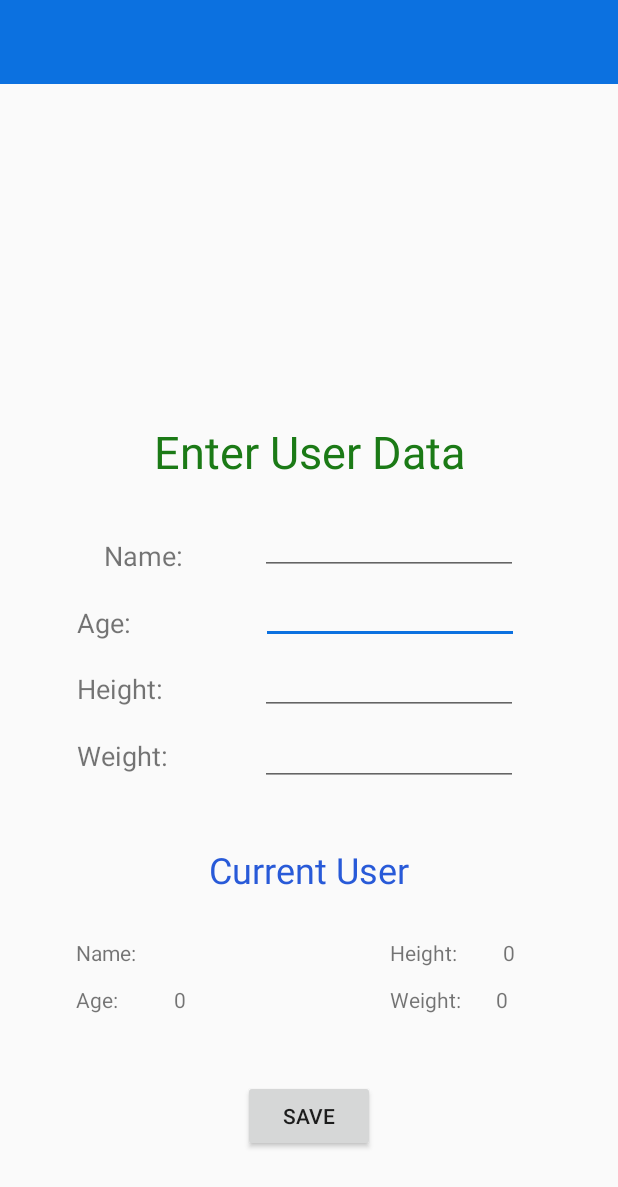
After one commit to NickSkz/BSc_Project, an Android app: the EditUserActivity screen opened directly, with no data from a screen before it, on a phone screen of 412 x 824 dp. The commit adds this screen. Shown: the top 1187 px of the screen. Run offline under Robolectric (Android 15) with nearby library versions, the phone set to English and light mode, and no system bars; network calls fail.

Commit message:
Users added.

```diff
--- a/BiosensorDataAnalyzer/app/src/main/AndroidManifest.xml
+++ b/BiosensorDataAnalyzer/app/src/main/AndroidManifest.xml
@@ -22,7 +22,8 @@
         android:roundIcon="@mipmap/ic_launcher_round"
         android:supportsRtl="true"
         android:theme="@style/AppTheme">
-        <activity android:name=".PressureActivity"></activity>
+        <activity android:name=".EditUserActivity"></activity>
+        <activity android:name=".PressureActivity" />
         <activity android:name=".PulseActivity" />
 
         <service
--- a/BiosensorDataAnalyzer/app/src/main/java/com/example/biosensordataanalyzer/Consts.java
+++ b/BiosensorDataAnalyzer/app/src/main/java/com/example/biosensordataanalyzer/Consts.java
@@ -16,4 +16,6 @@ public class Consts {
     static final public byte[] openLiveDataStream = {(byte)-85, (byte)0, (byte)0, (byte)9, (byte)-63, (byte)123, (byte)0, (byte)64, (byte)5, (byte)0, (byte)6, (byte)0, (byte)4, (byte)0, (byte)1, (byte)5, (byte)2};
     static final public byte[] closeLiveDataStream = {(byte)-85, (byte)0, (byte)0, (byte)9, (byte)1, (byte)42, (byte)0, (byte)65, (byte)5, (byte)0, (byte)6, (byte)0, (byte)4, (byte)0, (byte)0, (byte)5, (byte)2};
     static final public byte[] ackLiveDataStream = {(byte)-85, (byte)16, (byte)0, (byte)0, (byte)0, (byte)0, (byte)0, (byte)-1};
+
+    static final String userFileName = "currentUser.txt";
 }
--- /dev/null
+++ b/BiosensorDataAnalyzer/app/src/main/java/com/example/biosensordataanalyzer/CurrentUser.java
@@ -0,0 +1,36 @@
+package com.example.biosensordataanalyzer;
+
+
+import android.content.Context;
+import android.util.Log;
+
+import java.io.FileInputStream;
+import java.io.FileNotFoundException;
+import java.io.FileOutputStream;
+import java.io.IOException;
+import java.io.ObjectInputStream;
+import java.io.ObjectOutputStream;
+import java.io.Serializable;
+
+public class CurrentUser implements Serializable {
+    public String name;
+    public int age;
+    public int weight;
+    public int height;
+
+    public void save(Context context) throws IOException {
+        FileOutputStream fos = context.openFileOutput(Consts.userFileName, Context.MODE_PRIVATE);
+        ObjectOutputStream os = new ObjectOutputStream(fos);
+        os.writeObject(this);
+        os.close();
+        fos.close();
+    }
+
+    public void load(Context context) throws IOException, ClassNotFoundException {
+        FileInputStream fis = context.openFileInput(Consts.userFileName);
+        ObjectInputStream is = new ObjectInputStream(fis);
+        MainActivity.currentUser = (CurrentUser) is.readObject();
+        is.close();
+        fis.close();
+    }
+}
--- /dev/null
+++ b/BiosensorDataAnalyzer/app/src/main/java/com/example/biosensordataanalyzer/EditUserActivity.java
@@ -0,0 +1,71 @@
+package com.example.biosensordataanalyzer;
+
+import androidx.appcompat.app.AppCompatActivity;
+
+import android.content.Context;
+import android.content.Intent;
+import android.os.Bundle;
+import android.widget.Button;
+import android.widget.EditText;
+import android.widget.TextView;
+
+import org.w3c.dom.Text;
+
+public class EditUserActivity extends AppCompatActivity {
+
+    private Button saveBtn;
+
+    private EditText enterName;
+    private EditText enterAge;
+    private EditText enterHeight;
+    private EditText enterWeight;
+
+    private TextView currentName;
+    private TextView currentAge;
+    private TextView currentHeight;
+    private TextView currentWeight;
+
+    @Override
+    protected void onCreate(Bundle savedInstanceState) {
+        super.onCreate(savedInstanceState);
+        setContentView(R.layout.activity_edit_user);
+
+        enterName = findViewById(R.id.editTextName);
+        enterAge = findViewById(R.id.editTextAge);
+        enterHeight = findViewById(R.id.editTextHeight);
+        enterWeight = findViewById(R.id.editTextWeight);
+
+
+        currentName = findViewById(R.id.curr_name_txt);
+        currentName.setText(MainActivity.currentUser.name);
+
+        currentAge = findViewById(R.id.curr_age_txt);
+        currentAge.setText(String.valueOf(MainActivity.currentUser.age));
+
+        currentHeight = findViewById(R.id.curr_height_txt);
+        currentHeight.setText(String.valueOf(MainActivity.currentUser.height));
+
+        currentWeight = findViewById(R.id.curr_weight_txt);
+        currentWeight.setText(String.valueOf(MainActivity.currentUser.weight));
+
+
+        saveBtn = findViewById(R.id.save_btn);
+        saveBtn.setOnClickListener(view -> {
+            MainActivity.currentUser.name = enterName.getText().toString();
+            MainActivity.currentUser.age = Integer.parseInt(enterAge.getText().toString());
+            MainActivity.currentUser.height = Integer.parseInt(enterHeight.getText().toString());
+            MainActivity.currentUser.weight = Integer.parseInt(enterWeight.getText().toString());
+
+            try{
+                MainActivity.currentUser.save(getApplicationContext());
+            }
+            catch(Exception e){
+                e.printStackTrace();
+            }
+
+            startActivity(new Intent(EditUserActivity.this, MainActivity.class));
+        });
+    }
+
+
+}
--- a/BiosensorDataAnalyzer/app/src/main/java/com/example/biosensordataanalyzer/MainActivity.java
+++ b/BiosensorDataAnalyzer/app/src/main/java/com/example/biosensordataanalyzer/MainActivity.java
@@ -10,23 +10,28 @@ import android.content.Context;
 import android.content.Intent;
 import android.os.Bundle;
 import android.widget.Button;
+import android.widget.TextView;
 import android.widget.Toast;
 
 public class MainActivity extends AppCompatActivity {
 
     private static final String TAG = "MainActivity";
 
+    public static CurrentUser currentUser;
+
     private Toolbar toolbar;
 
     private Button connSettingsBtn;
     private Button pulseBtn;
     private Button pressureBtn;
+    private Button editBtn;
+
+    private TextView mainUserText;
 
     @Override
     protected void onCreate(Bundle savedInstanceState) {
         super.onCreate(savedInstanceState);
         setContentView(R.layout.activity_main);
-
 
         //////////////////////////////////////////////////////////////////////////////////////////////////////////////////
         // Initiate graphical components
@@ -35,16 +40,16 @@ public class MainActivity extends AppCompatActivity {
         setSupportActionBar(toolbar);
 
         connSettingsBtn = findViewById(R.id.connection_settings_btn);
-        connSettingsBtn.setOnClickListener((view) -> {
-            startActivity(new Intent(MainActivity.this, ConnectionActivity.class));
-        });
-
+        connSettingsBtn.setOnClickListener(view -> startActivity(new Intent(MainActivity.this, ConnectionActivity.class)));
 
         pulseBtn= (Button) findViewById(R.id.pulse_btn);
         pulseBtn.setOnClickListener(view -> startActivity(new Intent(MainActivity.this, PulseActivity.class)));
 
         pressureBtn = (Button) findViewById(R.id.pressure_btn);
         pressureBtn.setOnClickListener(view -> startActivity(new Intent(MainActivity.this, PressureActivity.class)));
+
+        editBtn = findViewById(R.id.edit_usr_btn);
+        editBtn.setOnClickListener(view -> startActivity(new Intent(MainActivity.this, EditUserActivity.class)));
 
         //////////////////////////////////////////////////////////////////////////////////////////////////////////////////
         // Enable and turn the bluetooth on
@@ -69,6 +74,18 @@ public class MainActivity extends AppCompatActivity {
             Toast.makeText(this, "The device does not support Bluetooth", Toast.LENGTH_LONG).show();
         }
 
+
+        currentUser = new CurrentUser();
+        try{
+            currentUser.load(getApplicationContext());
+        }
+        catch(Exception e){
+            e.printStackTrace();
+        }
+
+        mainUserText = findViewById(R.id.main_user_txt);
+        mainUserText.setText(currentUser.name);
+
     }
 
 
--- /dev/null
+++ b/BiosensorDataAnalyzer/app/src/main/res/layout/activity_edit_user.xml
@@ -0,0 +1,237 @@
+<?xml version="1.0" encoding="utf-8"?>
+<androidx.constraintlayout.widget.ConstraintLayout xmlns:android="http://schemas.android.com/apk/res/android"
+    xmlns:app="http://schemas.android.com/apk/res-auto"
+    xmlns:tools="http://schemas.android.com/tools"
+    android:layout_width="match_parent"
+    android:layout_height="match_parent"
+    tools:context=".EditUserActivity">
+
+    <include
+        android:id="@+id/includeEditUser"
+        layout="@layout/toolbar"
+        app:layout_constraintBottom_toTopOf="@+id/textView2"
+        app:layout_constraintEnd_toEndOf="parent"
+        app:layout_constraintStart_toStartOf="parent" />
+
+    <TextView
+        android:id="@+id/textView2"
+        android:layout_width="wrap_content"
+        android:layout_height="wrap_content"
+        android:layout_marginBottom="28dp"
+        android:text="Enter User Data"
+        android:textColor="#1B7A16"
+        android:textSize="30sp"
+        app:layout_constraintBottom_toTopOf="@+id/editTextName"
+        app:layout_constraintEnd_toEndOf="parent"
+        app:layout_constraintHorizontal_bias="0.503"
+        app:layout_constraintStart_toStartOf="parent" />
+
+    <Button
+        android:id="@+id/save_btn"
+        android:layout_width="wrap_content"
+        android:layout_height="wrap_content"
+        android:layout_marginBottom="56dp"
+        android:text="Save"
+        app:layout_constraintBottom_toBottomOf="parent"
+        app:layout_constraintEnd_toEndOf="parent"
+        app:layout_constraintStart_toStartOf="parent" />
+
+    <TextView
+        android:id="@+id/textView3"
+        android:layout_width="wrap_content"
+        android:layout_height="wrap_content"
+        android:layout_marginEnd="20dp"
+        android:layout_marginBottom="20dp"
+        android:text="Name:"
+        android:textSize="18sp"
+        app:layout_constraintBottom_toTopOf="@+id/textView4"
+        app:layout_constraintEnd_toStartOf="@+id/editTextName"
+        app:layout_constraintHorizontal_bias="0.687"
+        app:layout_constraintStart_toStartOf="parent" />
+
+    <TextView
+        android:id="@+id/textView4"
+        android:layout_width="42dp"
+        android:layout_height="24dp"
+        android:layout_marginBottom="20dp"
+        android:text="Age:"
+        android:textSize="18sp"
+        app:layout_constraintBottom_toTopOf="@+id/textView12"
+        app:layout_constraintEnd_toEndOf="parent"
+        app:layout_constraintHorizontal_bias="0.138"
+        app:layout_constraintStart_toStartOf="parent" />
+
+    <TextView
+        android:id="@+id/textView12"
+        android:layout_width="wrap_content"
+        android:layout_height="wrap_content"
+        android:layout_marginBottom="20dp"
+        android:text="Height:"
+        android:textSize="18sp"
+        app:layout_constraintBottom_toTopOf="@+id/textView16"
+        app:layout_constraintEnd_toEndOf="parent"
+        app:layout_constraintHorizontal_bias="0.145"
+        app:layout_constraintStart_toStartOf="parent" />
+
+    <TextView
+        android:id="@+id/textView16"
+        android:layout_width="wrap_content"
+        android:layout_height="wrap_content"
+        android:layout_marginBottom="204dp"
+        android:text="Weight:"
+        android:textSize="18sp"
+        app:layout_constraintBottom_toTopOf="@+id/save_btn"
+        app:layout_constraintEnd_toEndOf="parent"
+        app:layout_constraintHorizontal_bias="0.146"
+        app:layout_constraintStart_toStartOf="parent" />
+
+    <EditText
+        android:id="@+id/editTextAge"
+        android:layout_width="172dp"
+        android:layout_height="36dp"
+        android:layout_marginBottom="10dp"
+        android:ems="10"
+        android:inputType="number"
+        android:textSize="12sp"
+        app:layout_constraintBottom_toTopOf="@+id/editTextHeight"
+        app:layout_constraintEnd_toEndOf="parent"
+        app:layout_constraintHorizontal_bias="0.724"
+        app:layout_constraintStart_toStartOf="parent" />
+
+    <EditText
+        android:id="@+id/editTextHeight"
+        android:layout_width="172dp"
+        android:layout_height="37dp"
+        android:layout_marginBottom="10dp"
+        android:ems="10"
+        android:inputType="number"
+        android:textSize="12sp"
+        app:layout_constraintBottom_toTopOf="@+id/editTextWeight"
+        app:layout_constraintEnd_toEndOf="parent"
+        app:layout_constraintHorizontal_bias="0.723"
+        app:layout_constraintStart_toStartOf="parent" />
+
+    <EditText
+        android:id="@+id/editTextWeight"
+        android:layout_width="172dp"
+        android:layout_height="37dp"
+        android:layout_marginBottom="196dp"
+        android:ems="10"
+        android:inputType="number"
+        android:textSize="12sp"
+        app:layout_constraintBottom_toTopOf="@+id/save_btn"
+        app:layout_constraintEnd_toEndOf="parent"
+        app:layout_constraintHorizontal_bias="0.723"
+        app:layout_constraintStart_toStartOf="parent" />
+
+    <EditText
+        android:id="@+id/editTextName"
+        android:layout_width="172dp"
+        android:layout_height="34dp"
+        android:layout_marginBottom="10dp"
+        android:ems="10"
+        android:inputType="textPersonName"
+        android:textSize="12sp"
+        app:layout_constraintBottom_toTopOf="@+id/editTextAge"
+        app:layout_constraintEnd_toEndOf="parent"
+        app:layout_constraintHorizontal_bias="0.723"
+        app:layout_constraintStart_toStartOf="parent" />
+
+    <TextView
+        android:id="@+id/textView17"
+        android:layout_width="wrap_content"
+        android:layout_height="wrap_content"
+        android:layout_marginBottom="124dp"
+        android:text="Current User"
+        android:textColor="#285AD8"
+        android:textSize="24sp"
+        app:layout_constraintBottom_toTopOf="@+id/save_btn"
+        app:layout_constraintEnd_toEndOf="parent"
+        app:layout_constraintStart_toStartOf="parent" />
+
+    <TextView
+        android:id="@+id/textView18"
+        android:layout_width="wrap_content"
+        android:layout_height="wrap_content"
+        android:layout_marginBottom="12dp"
+        android:text="Name:"
+        app:layout_constraintBottom_toTopOf="@+id/textView19"
+        app:layout_constraintEnd_toEndOf="parent"
+        app:layout_constraintHorizontal_bias="0.137"
+        app:layout_constraintStart_toStartOf="parent" />
+
+    <TextView
+        android:id="@+id/textView19"
+        android:layout_width="wrap_content"
+        android:layout_height="wrap_content"
+        android:layout_marginBottom="44dp"
+        android:text="Age:"
+        app:layout_constraintBottom_toTopOf="@+id/save_btn"
+        app:layout_constraintEnd_toEndOf="parent"
+        app:layout_constraintHorizontal_bias="0.132"
+        app:layout_constraintStart_toStartOf="parent" />
+
+    <TextView
+        android:id="@+id/textView20"
+        android:layout_width="wrap_content"
+        android:layout_height="wrap_content"
+        android:layout_marginBottom="12dp"
+        android:text="Height:"
+        app:layout_constraintBottom_toTopOf="@+id/textView21"
+        app:layout_constraintEnd_toEndOf="parent"
+        app:layout_constraintHorizontal_bias="0.708"
+        app:layout_constraintStart_toStartOf="parent" />
+
+    <TextView
+        android:id="@+id/textView21"
+        android:layout_width="wrap_content"
+        android:layout_height="wrap_content"
+        android:layout_marginBottom="44dp"
+        android:text="Weight:"
+        app:layout_constraintBottom_toTopOf="@+id/save_btn"
+        app:layout_constraintEnd_toEndOf="parent"
+        app:layout_constraintHorizontal_bias="0.713"
+        app:layout_constraintStart_toStartOf="parent" />
+
+    <TextView
+        android:id="@+id/curr_height_txt"
+        android:layout_width="50dp"
+        android:layout_height="wrap_content"
+        android:layout_marginEnd="16dp"
+        android:layout_marginBottom="12dp"
+        app:layout_constraintBottom_toTopOf="@+id/curr_weight_txt"
+        app:layout_constraintEnd_toEndOf="parent"
+        app:layout_constraintHorizontal_bias="0.74"
+        app:layout_constraintStart_toEndOf="@+id/textView20" />
+
+    <TextView
+        android:id="@+id/curr_age_txt"
+        android:layout_width="50dp"
+        android:layout_height="wrap_content"
+        android:layout_marginBottom="44dp"
+        app:layout_constraintBottom_toTopOf="@+id/save_btn"
+        app:layout_constraintEnd_toStartOf="@+id/textView21"
+        app:layout_constraintHorizontal_bias="0.284"
+        app:layout_constraintStart_toEndOf="@+id/textView19" />
+
+    <TextView
+        android:id="@+id/curr_name_txt"
+        android:layout_width="50dp"
+        android:layout_height="wrap_content"
+        android:layout_marginBottom="12dp"
+        app:layout_constraintBottom_toTopOf="@+id/curr_age_txt"
+        app:layout_constraintEnd_toStartOf="@+id/textView20"
+        app:layout_constraintHorizontal_bias="0.197"
+        app:layout_constraintStart_toEndOf="@+id/textView18" />
+
+    <TextView
+        android:id="@+id/curr_weight_txt"
+        android:layout_width="50dp"
+        android:layout_height="wrap_content"
+        android:layout_marginBottom="44dp"
+        app:layout_constraintBottom_toTopOf="@+id/save_btn"
+        app:layout_constraintEnd_toEndOf="parent"
+        app:layout_constraintHorizontal_bias="0.424"
+        app:layout_constraintStart_toEndOf="@+id/textView21" />
+
+</androidx.constraintlayout.widget.ConstraintLayout>
--- a/BiosensorDataAnalyzer/app/src/main/res/layout/activity_main.xml
+++ b/BiosensorDataAnalyzer/app/src/main/res/layout/activity_main.xml
@@ -75,22 +75,22 @@
         android:layout_width="wrap_content"
         android:layout_height="wrap_content"
         android:layout_marginTop="8dp"
-        android:text="User:"
+        android:text="Hello"
         android:textSize="18sp"
         app:layout_constraintEnd_toEndOf="parent"
-        app:layout_constraintHorizontal_bias="0.77"
+        app:layout_constraintHorizontal_bias="0.732"
         app:layout_constraintStart_toStartOf="parent"
         app:layout_constraintTop_toBottomOf="@+id/include2" />
 
     <TextView
-        android:id="@+id/textView7"
-        android:layout_width="wrap_content"
+        android:id="@+id/main_user_txt"
+        android:layout_width="70dp"
         android:layout_height="wrap_content"
         android:layout_marginTop="8dp"
         android:text="Mikolaj"
         android:textSize="18sp"
         app:layout_constraintEnd_toEndOf="parent"
-        app:layout_constraintHorizontal_bias="0.185"
+        app:layout_constraintHorizontal_bias="0.482"
         app:layout_constraintStart_toEndOf="@+id/textView6"
         app:layout_constraintTop_toBottomOf="@+id/include2" />
 
@@ -105,13 +105,13 @@
         app:srcCompat="@drawable/baby_tux" />
 
     <Button
-        android:id="@+id/button7"
+        android:id="@+id/edit_usr_btn"
         android:layout_width="63dp"
         android:layout_height="37dp"
         android:text="Edit"
         app:layout_constraintEnd_toEndOf="parent"
         app:layout_constraintHorizontal_bias="0.936"
         app:layout_constraintStart_toStartOf="parent"
-        app:layout_constraintTop_toBottomOf="@+id/textView7" />
+        app:layout_constraintTop_toBottomOf="@+id/main_user_txt" />
 
 </androidx.constraintlayout.widget.ConstraintLayout>
```
